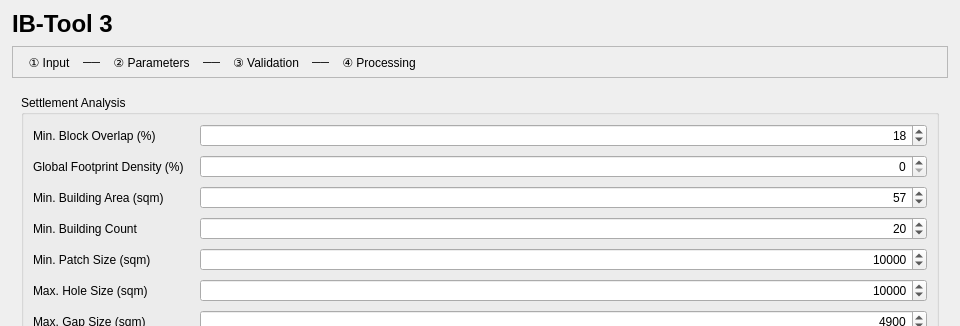
Above: ibtool/ibtool_dialog_base.ui from IB-Tool/IB-Tool-3 before the change; both pictures show x 0 to 960 and y 0 to 326 of the 960 by 700 pixel window. Below: the same form after it.
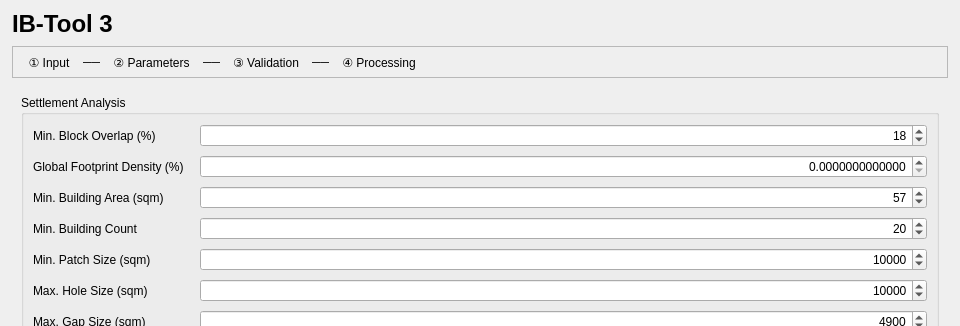
That is the form after the change. The open tabs and pages were chosen to show the change. Custom widgets are drawn as their Qt base class.

The edit to the form file:
```diff
--- a/ibtool/ibtool_dialog_base.ui
+++ b/ibtool/ibtool_dialog_base.ui
@@ -560,18 +560,21 @@
            </widget>
           </item>
           <item row="1" column="1">
-           <widget class="QSpinBox" name="GlobalFootprintDensityBox">
+           <widget class="QDoubleSpinBox" name="GlobalFootprintDensityBox">
             <property name="alignment">
              <set>Qt::AlignRight|Qt::AlignTrailing|Qt::AlignVCenter</set>
             </property>
+            <property name="decimals">
+             <number>13</number>
+            </property>
             <property name="minimum">
-             <number>0</number>
+             <double>0.000000000000</double>
             </property>
             <property name="maximum">
-             <number>100</number>
+             <double>100.000000000000</double>
             </property>
             <property name="value">
-             <number>0</number>
+             <double>0.000000000000</double>
             </property>
            </widget>
           </item>
```
